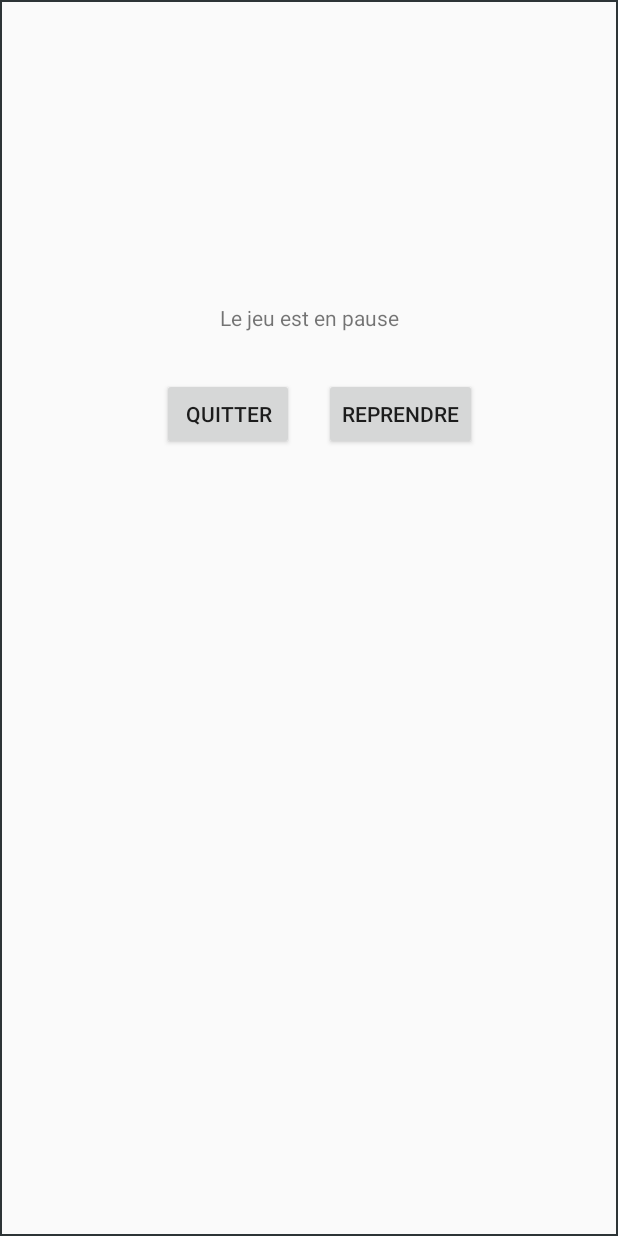
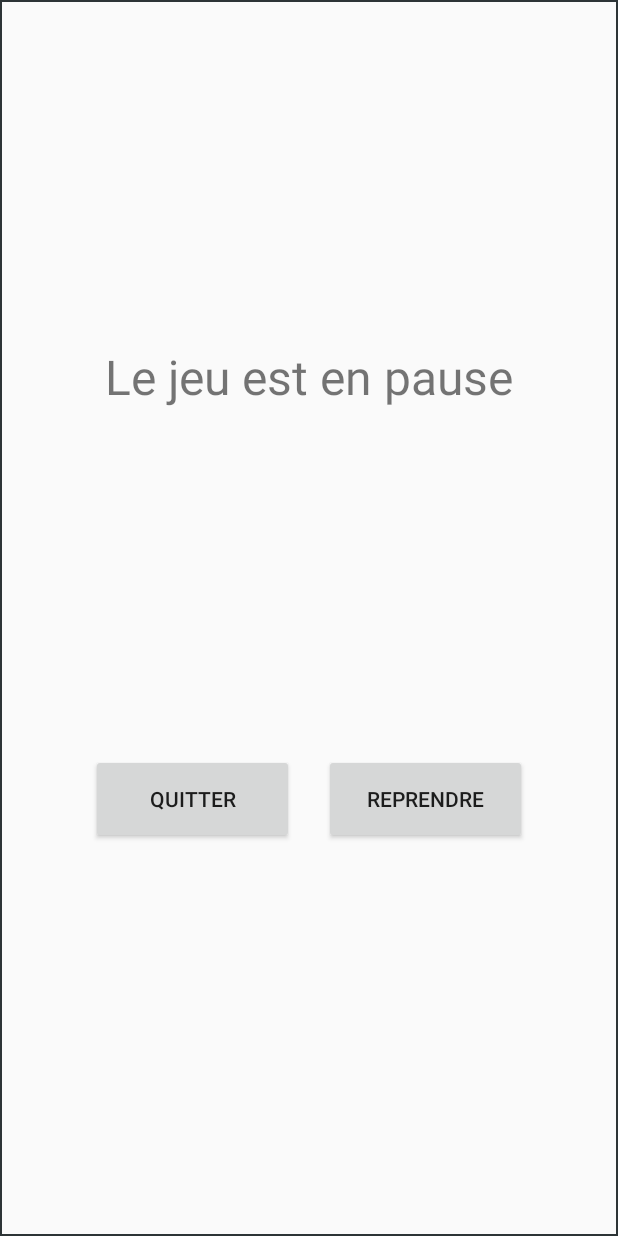
Before and after one commit to alexandreBoy/SoukoussChallenge, an Android app: the layout activity_pause_pop_up.xml on its own in the app's theme, with its tools: preview values and no code run, on a phone screen of 412 x 824 dp. Run offline under Robolectric (Android 15) with nearby library versions, the phone set to English and light mode, and no system bars.

Commit message:
Lancement de la pop up lors du clique sur bouton pause

```diff
--- a/app/src/main/java/com/example/soukousschallenge/controller/GameActivity.java
+++ b/app/src/main/java/com/example/soukousschallenge/controller/GameActivity.java
@@ -2,6 +2,7 @@ package com.example.soukousschallenge.controller;
 
 import androidx.appcompat.app.AppCompatActivity;
 
+import android.content.Intent;
 import android.os.Bundle;
 import android.view.View;
 import android.widget.ImageButton;
@@ -11,18 +12,20 @@ import com.example.soukousschallenge.R;
 public class GameActivity extends AppCompatActivity {
 
     private ImageButton mPauseButton;
+    public static final int PAUSE_POPUP = 1;
 
     @Override
     protected void onCreate(Bundle savedInstanceState) {
         super.onCreate(savedInstanceState);
         setContentView(R.layout.activity_game);
 
-        mPauseButton.findViewById(R.id.activity_game_pauseButton);
+        mPauseButton = findViewById(R.id.activity_game_pauseButton);
 
         mPauseButton.setOnClickListener(new View.OnClickListener(){
             @Override
             public void onClick(View view){
-                //code à implémenter
+                Intent pausePopUpActivity = new Intent(GameActivity.this, PausePopUpActivity.class);
+                startActivityForResult(pausePopUpActivity, PAUSE_POPUP);
             }
         });
     }
--- a/app/src/main/res/layout/activity_game.xml
+++ b/app/src/main/res/layout/activity_game.xml
@@ -82,7 +82,8 @@
         app:layout_constraintRight_toRightOf="@id/activityGame_guideline4"
         app:layout_constraintTop_toTopOf="parent"
         app:layout_constraintBottom_toBottomOf="@id/activityGame_guideline1"
-        android:src="@drawable/baseline_pause_black_18dp"/>
+        android:src="@drawable/baseline_pause_black_18dp"
+        android:contentDescription="@string/contentDescriptionIB" />
 
 
 
--- a/app/src/main/res/layout/activity_pause_pop_up.xml
+++ b/app/src/main/res/layout/activity_pause_pop_up.xml
@@ -29,37 +29,52 @@
         android:orientation="vertical"
         app:layout_constraintGuide_percent="0.5" />
 
+    <androidx.constraintlayout.widget.Guideline
+        android:id="@+id/popup_guideline4"
+        android:layout_width="wrap_content"
+        android:layout_height="wrap_content"
+        android:orientation="horizontal"
+        app:layout_constraintGuide_percent="0.6" />
+
+    <androidx.constraintlayout.widget.Guideline
+        android:id="@+id/popup_guideline5"
+        android:layout_width="wrap_content"
+        android:layout_height="wrap_content"
+        android:orientation="horizontal"
+        app:layout_constraintGuide_percent="0.7" />
+
     <TextView
         android:id="@+id/popupTextView"
         android:layout_width="wrap_content"
         android:layout_height="wrap_content"
         android:text="@string/labelPause"
+        android:textSize="32sp"
         app:layout_constraintLeft_toLeftOf="parent"
         app:layout_constraintRight_toRightOf="parent"
         app:layout_constraintTop_toTopOf="@+id/popup_guideline1"
-        app:layout_constraintBottom_toTopOf="@+id/popupButtonQuit"/>
+        app:layout_constraintBottom_toTopOf="@+id/popup_guideline2"/>
 
     <Button
         android:id="@+id/popupButtonQuit"
-        android:layout_width="wrap_content"
-        android:layout_height="wrap_content"
+        android:layout_width="135dp"
+        android:layout_height="60dp"
         android:text="@string/buttonQuit"
         android:layout_marginRight="10dp"
         android:layout_marginEnd="10dp"
-        app:layout_constraintTop_toBottomOf="@+id/popupTextView"
-        app:layout_constraintBottom_toTopOf="@+id/popup_guideline2"
+        app:layout_constraintTop_toBottomOf="@+id/popup_guideline4"
+        app:layout_constraintBottom_toTopOf="@+id/popup_guideline5"
         app:layout_constraintRight_toRightOf="@+id/popup_guideline3" />
 
     <Button
         android:id="@+id/popupButtonResume"
-        android:layout_width="wrap_content"
-        android:layout_height="wrap_content"
+        android:layout_width="135dp"
+        android:layout_height="60dp"
         android:text="@string/buttonResume"
         android:layout_marginLeft="10dp"
         android:layout_marginStart="10dp"
         app:layout_constraintLeft_toRightOf="@+id/popup_guideline3"
-        app:layout_constraintTop_toBottomOf="@+id/popupTextView"
-        app:layout_constraintBottom_toTopOf="@+id/popup_guideline2" />
+        app:layout_constraintTop_toBottomOf="@+id/popup_guideline4"
+        app:layout_constraintBottom_toTopOf="@+id/popup_guideline5" />
 
 
 
--- a/app/src/main/res/values/strings.xml
+++ b/app/src/main/res/values/strings.xml
@@ -9,4 +9,5 @@
     <string name="labelPause">Le jeu est en pause</string>
     <string name="buttonQuit">Quitter</string>
     <string name="buttonResume">Reprendre</string>
+    <string name="contentDescriptionIB">Pause button</string>
 </resources>
```
